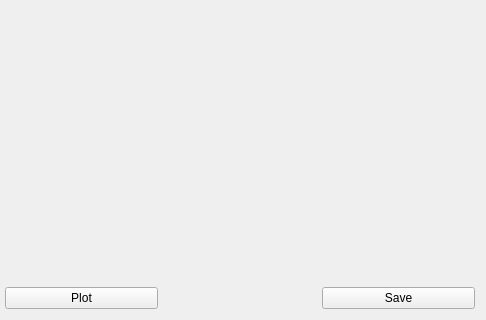
The window that PyContact/gui/statistics.ui (maxscheurer/pycontact) describes before a commit, drawn with Qt 5; both pictures show x 165 to 651 and y 121 to 441 of the 651 by 441 pixel window.
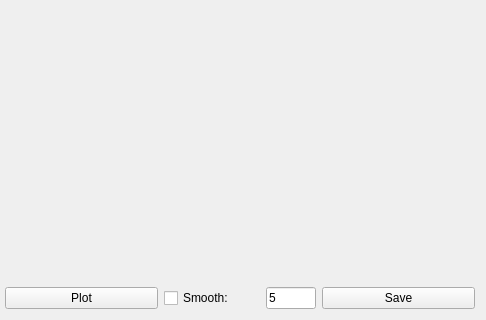
The same window after the commit.

Commit message: smoothing in Statistics data

Diff of the .ui file:
```diff
--- a/PyContact/gui/statistics.ui
+++ b/PyContact/gui/statistics.ui
@@ -185,6 +185,36 @@
      </property>
     </widget>
    </item>
+   <item row="6" column="2">
+    <layout class="QHBoxLayout" name="horizontalLayout">
+     <item>
+      <widget class="QCheckBox" name="smoothCheckbox">
+       <property name="text">
+        <string>Smooth:</string>
+       </property>
+      </widget>
+     </item>
+     <item>
+      <widget class="QLineEdit" name="smoothStrideField">
+       <property name="sizePolicy">
+        <sizepolicy hsizetype="Minimum" vsizetype="Fixed">
+         <horstretch>0</horstretch>
+         <verstretch>0</verstretch>
+        </sizepolicy>
+       </property>
+       <property name="maximumSize">
+        <size>
+         <width>50</width>
+         <height>16777215</height>
+        </size>
+       </property>
+       <property name="text">
+        <string>5</string>
+       </property>
+      </widget>
+     </item>
+    </layout>
+   </item>
   </layout>
  </widget>
  <resources/>
```
Left out of the diff: 28 changed lines with no effect on the pictures. The commit also changes 3 other files.
